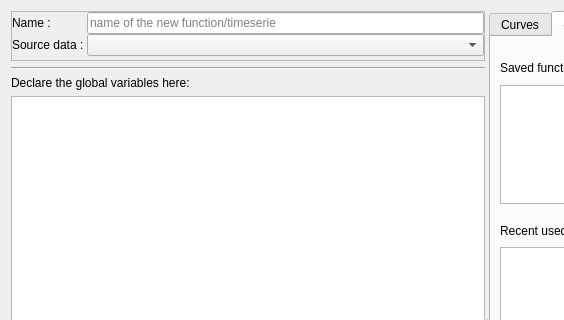
Old version of the form plotter_gui/transforms/function_editor.ui in the repository ziparker/PlotJuggler; both pictures show x 0 to 564 and y 0 to 320 of the 937 by 651 pixel window.
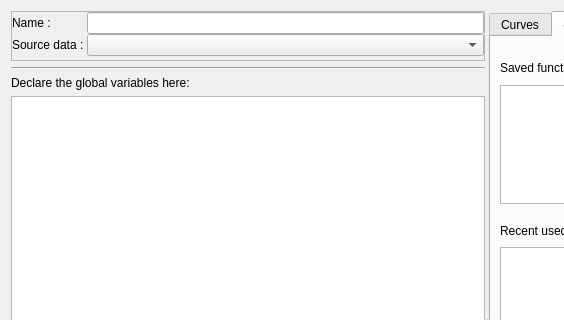
New version of the form.

What changed in the file:
```diff
--- a/plotter_gui/transforms/function_editor.ui
+++ b/plotter_gui/transforms/function_editor.ui
@@ -69,7 +69,7 @@
                <string/>
               </property>
               <property name="placeholderText">
-               <string>name of the new function/timeserie</string>
+               <string/>
               </property>
              </widget>
             </item>
```
Left out of the diff: 3 changed lines with no effect on the pictures.
